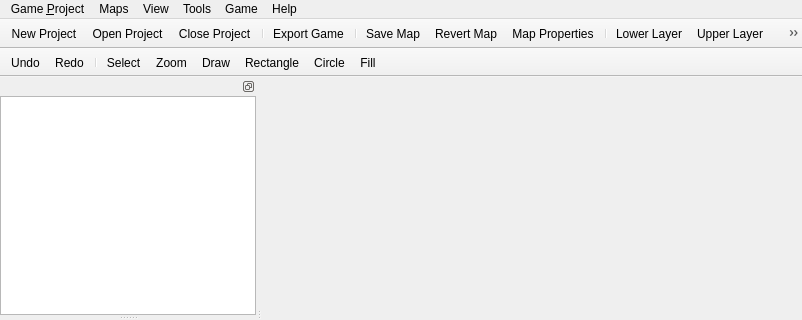
Before: the Qt Designer form src/ui/main_window.ui in oulianov/Editor, drawn with Qt 5; both pictures show x 0 to 802 and y 0 to 320 of the 802 by 580 pixel window.
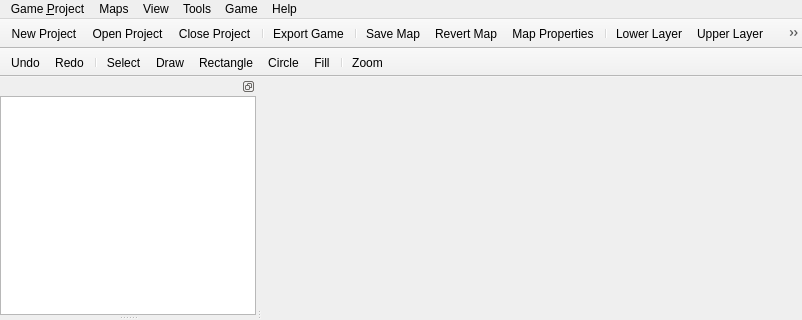
After: the same form once the commit is applied. Icons and pictures are not drawn.

```diff
--- a/src/ui/main_window.ui
+++ b/src/ui/main_window.ui
@@ -328,11 +328,12 @@
    <addaction name="actionRedo"/>
    <addaction name="separator"/>
    <addaction name="actionDrawSelect"/>
-   <addaction name="actionZoom"/>
    <addaction name="actionDrawPen"/>
    <addaction name="actionDrawRectangle"/>
    <addaction name="actionDrawCircle"/>
    <addaction name="actionDrawFill"/>
+   <addaction name="separator"/>
+   <addaction name="actionZoom"/>
   </widget>
   <action name="actionProjectOpen">
    <property name="text">
```
Left out of the diff: 18 changed lines with no effect on the pictures.
